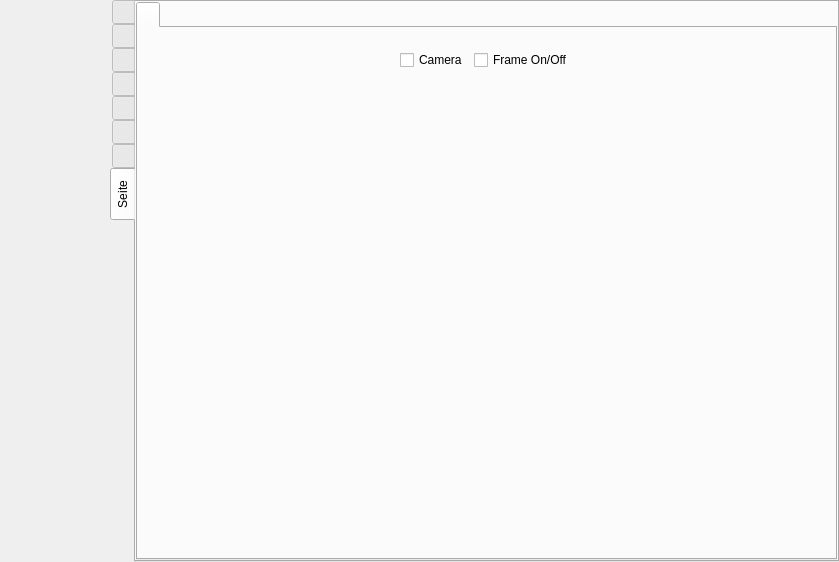
Before: the Qt Designer form src/formMainWindow.ui in vkohaupt/vokoscreenNG, drawn with Qt 5.
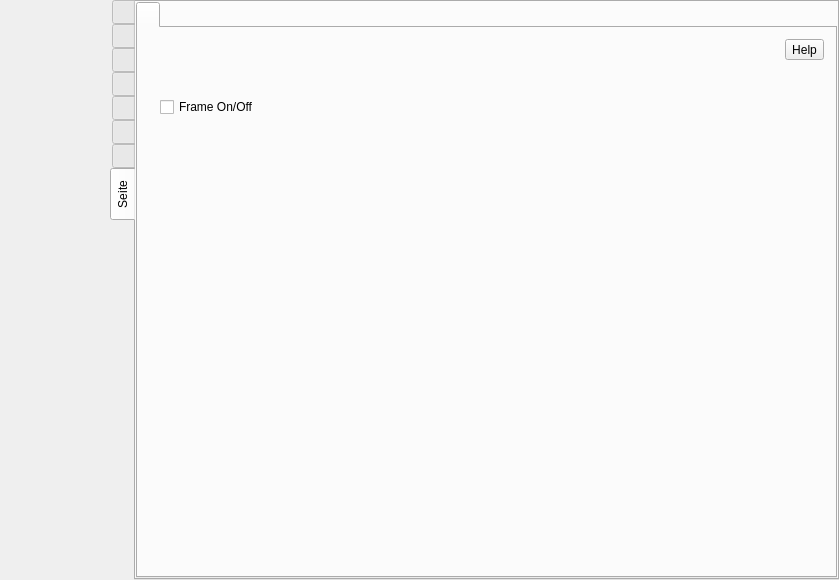
After: the same form once the commit is applied. The open tabs and pages were chosen to show the change. Icons and pictures are not drawn.

Commit message: X11 camera window

Patch:
```diff
--- a/src/formMainWindow.ui
+++ b/src/formMainWindow.ui
@@ -7,7 +7,7 @@
     <x>0</x>
     <y>0</y>
     <width>839</width>
-    <height>562</height>
+    <height>580</height>
    </rect>
   </property>
   <property name="windowTitle">
@@ -7216,29 +7216,47 @@
             <string notr="true"/>
            </attribute>
            <layout class="QVBoxLayout" name="verticalLayout_11">
+            <item>
+             <layout class="QGridLayout" name="gridLayout_9">
+              <property name="verticalSpacing">
+               <number>0</number>
+              </property>
+              <item row="1" column="0">
+               <layout class="QHBoxLayout" name="horizontalLayout_71">
+                <item>
+                 <spacer name="horizontalSpacer">
+                  <property name="orientation">
+                   <enum>Qt::Orientation::Horizontal</enum>
+                  </property>
+                  <property name="sizeHint" stdset="0">
+                   <size>
+                    <width>40</width>
+                    <height>20</height>
+                   </size>
+                  </property>
+                 </spacer>
+                </item>
+               </layout>
+              </item>
+              <item row="0" column="1" alignment="Qt::AlignmentFlag::AlignTop">
+               <widget class="QToolButton" name="help_camera_camera_2">
+                <property name="text">
+                 <string>Help</string>
+                </property>
+               </widget>
+              </item>
+              <item row="0" column="0">
+               <layout class="QVBoxLayout" name="verticalLayout_28">
+                <property name="spacing">
+                 <number>0</number>
+                </property>
+               </layout>
+              </item>
+             </layout>
+            </item>
             <item>
              <widget class="QWidget" name="widget_2" native="true">
               <layout class="QHBoxLayout" name="horizontalLayout_74">
-               <item>
-                <spacer name="horizontalSpacer_47">
-                 <property name="orientation">
-                  <enum>Qt::Orientation::Horizontal</enum>
-                 </property>
-                 <property name="sizeHint" stdset="0">
-                  <size>
-                   <width>40</width>
-                   <height>20</height>
-                  </size>
-                 </property>
-                </spacer>
-               </item>
-               <item>
-                <widget class="QCheckBox" name="checkBox_Camera_OnOff">
-                 <property name="text">
-                  <string>Camera</string>
-                 </property>
-                </widget>
-               </item>
                <item>
                 <widget class="QCheckBox" name="checkBox_Frame_OnOff">
                  <property name="toolTip">
```
Left out of the diff: 6 changed lines with no effect on the pictures. The commit also changes 8 other files.
